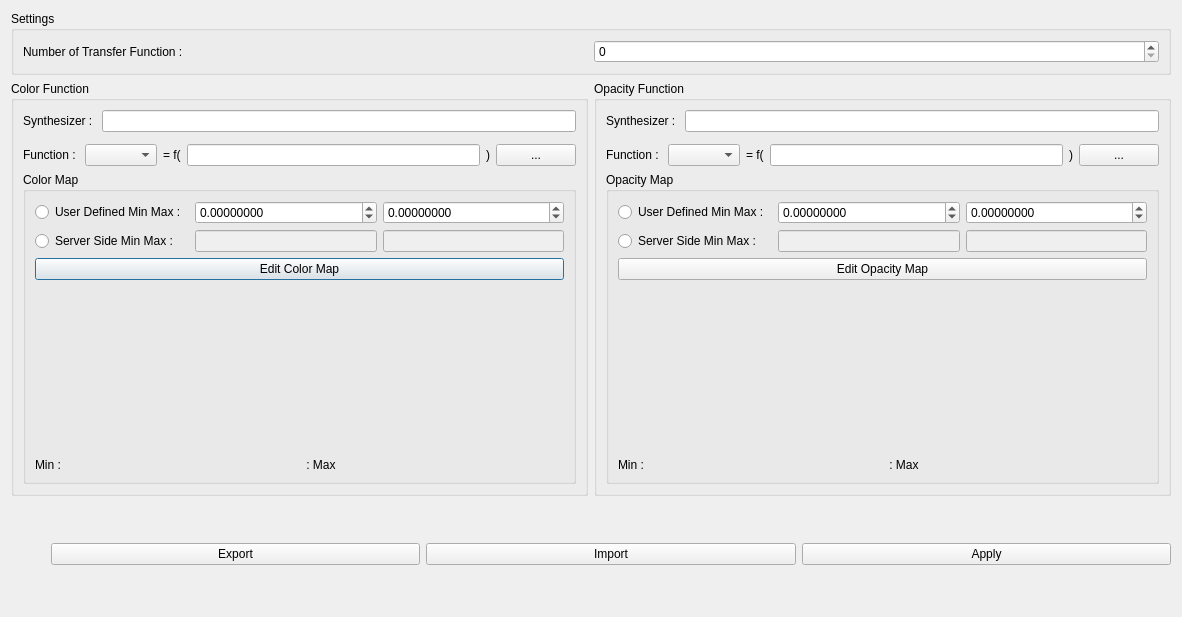
Qt form Client/Widgets/TransferFunctionEditor.ui (CCSEPBVR/CS-IS-PBVR) before a commit.
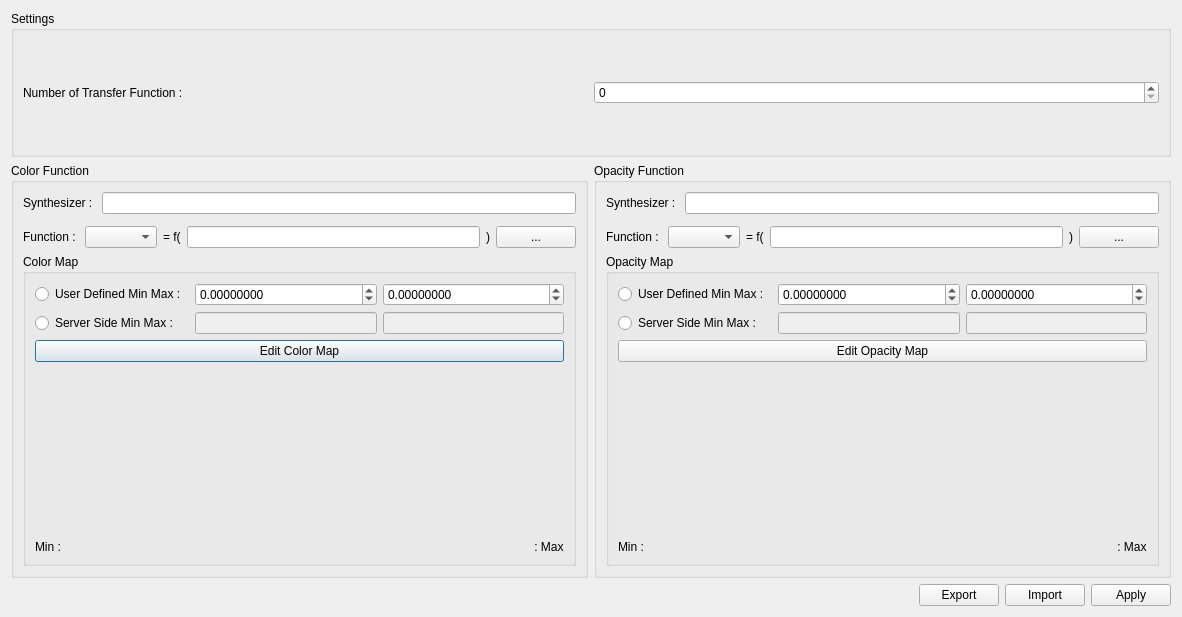
The same form after that commit. Custom widgets are drawn as their Qt base class.

Commit message: UIの修正

Diff of the .ui file:
```diff
--- a/Client/Widgets/TransferFunctionEditor.ui
+++ b/Client/Widgets/TransferFunctionEditor.ui
@@ -115,7 +115,7 @@
            </property>
           </widget>
          </item>
-         <item row="4" column="4">
+         <item row="4" column="4" alignment="Qt::AlignRight">
           <widget class="QLabel" name="colorMapMaxLabel">
            <property name="text">
             <string> : Max</string>
@@ -195,7 +195,7 @@
      <item>
       <spacer name="horizontalSpacer">
        <property name="orientation">
-        <enum>Qt::Vertical</enum>
+        <enum>Qt::Horizontal</enum>
        </property>
        <property name="sizeHint" stdset="0">
         <size>
@@ -325,7 +325,7 @@
            </property>
           </widget>
          </item>
-         <item row="4" column="1">
+         <item row="4" column="1" alignment="Qt::AlignRight">
           <widget class="QLabel" name="opacityMapMaxLabel">
            <property name="text">
             <string> : Max</string>
```
